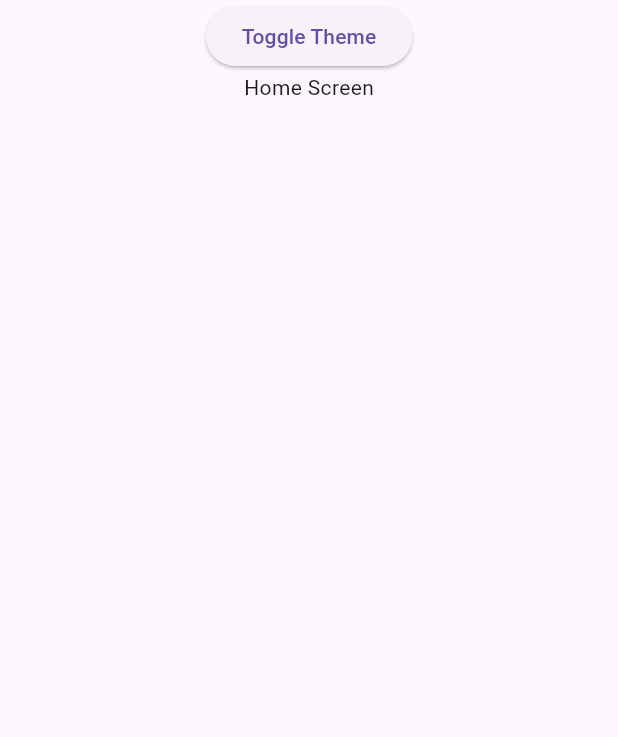
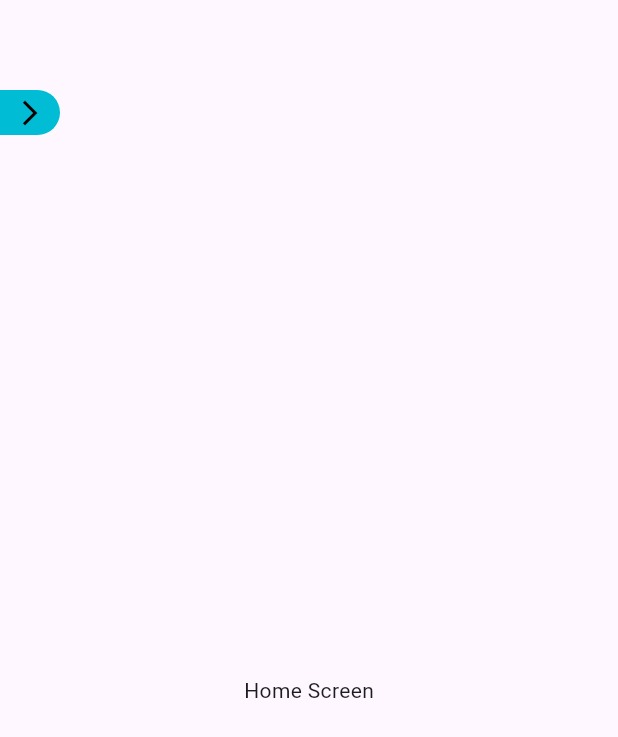
Before and after one commit to RaviyaLK/animated-theme-mode-change, a Flutter app: the screen it shows after launch, on a phone screen of 412 x 824 dp. Shown: the top 737 px of the screen. Run offline on Flutter 3.47's test engine with Material 3 defaults, Android fonts, the light colour scheme and no system bars; our stand-ins replace adaptive_theme, go_router, rive; statements that could not run were skipped.

Commit message:
added dark mode theme change in the drawer with a animated background

```diff
--- a/lib/constants/static_durations.dart
+++ b/lib/constants/static_durations.dart
@@ -1,6 +1,5 @@
 part of 'constants.dart';
 
-class StaticDurations{
-  static const Duration pageTransition = Duration(milliseconds: 250);
-
+class StaticDurations {
+  static const Duration pageTransition = Duration(milliseconds: 300);
 }
--- a/lib/home_screen.dart
+++ b/lib/home_screen.dart
@@ -1,5 +1,9 @@
 import 'package:adaptive_theme/adaptive_theme.dart';
+import 'package:flutter/cupertino.dart';
 import 'package:flutter/material.dart';
+import 'package:flutter/services.dart';
+import 'package:rive/rive.dart';
+import 'package:theme_mode_change/constants/constants.dart';
 
 class HomeScreen extends StatefulWidget {
   static const path = "/home";
@@ -10,18 +14,163 @@ class HomeScreen extends StatefulWidget {
 }
 
 class _HomeScreenState extends State<HomeScreen> {
+  var animationLink = 'assets/day.riv';
+  SMITrigger? themeTrigger;
+  Artboard? artboard;
+  StateMachineController? stateMachineController;
+  final GlobalKey<ScaffoldState> _scaffoldKey = GlobalKey<ScaffoldState>();
+
+  @override
+  void initState() {
+    rootBundle.load(animationLink).then((value) {
+      final file = RiveFile.import(value);
+      final art = file.mainArtboard;
+      stateMachineController =
+          StateMachineController.fromArtboard(art, "State Machine 1");
+
+      if (stateMachineController != null) {
+        art.addController(stateMachineController!);
+
+        for (var element in stateMachineController!.inputs) {
+          if (element.name == "Button Click") {
+            themeTrigger = element as SMITrigger;
+          }
+        }
+      }
+      setState(() => artboard = art);
+    });
+    super.initState();
+  }
+
+  void themeChange() {
+    if (themeTrigger != null) {
+      themeTrigger!.fire();
+    }
+  }
+
   @override
   Widget build(BuildContext context) {
+    AdaptiveThemeMode currentMode = AdaptiveTheme.of(context).mode;
     return Scaffold(
-      body: Column(
+      key: _scaffoldKey,
+      drawer: Drawer(
+        child: Column(
+          crossAxisAlignment: CrossAxisAlignment.stretch,
+          children: [
+            if (artboard != null)
+              Container(
+                decoration: const BoxDecoration(color: Colors.black),
+                width: double.infinity,
+                height: 250,
+                child: GestureDetector(
+                  onTap: () {
+                    themeChange();
+                    if (currentMode == AdaptiveThemeMode.light ||
+                        currentMode == AdaptiveThemeMode.system) {
+                      Future.delayed(StaticDurations.pageTransition)
+                          .then((value) {
+                        AdaptiveTheme.of(context).setDark();
+                      });
+                    } else {
+                      Future.delayed(StaticDurations.pageTransition)
+                          .then((value) {
+                        AdaptiveTheme.of(context).setLight();
+                      });
+                    }
+                  },
+                  child: Rive(
+                    artboard: artboard!,
+                    fit: BoxFit.cover,
+                  ),
+                ),
+              ),
+            Expanded(
+              flex: 2,
+              child: ListView(
+                padding: EdgeInsets.zero,
+                children: <Widget>[
+                  const SizedBox(
+                    height: 90,
+                    child: DrawerHeader(
+                      decoration: BoxDecoration(
+                        color: CupertinoColors.secondaryLabel,
+                      ),
+                      child: Text(
+                        'Welcome John',
+                        style: TextStyle(fontSize: 18),
+                      ),
+                    ),
+                  ),
+                  ListTile(
+                    title: const Text('Profile'),
+                    hoverColor: Colors.grey[300],
+                    leading: const Icon(Icons.person),
+                    onTap: () {
+                      // Add navigation logic here
+                    },
+                  ),
+                  ListTile(
+                    hoverColor: Colors.grey[300],
+                    title: const Text('Settings'),
+                    leading: const Icon(Icons.settings),
+                    onTap: () {
+                      // Add navigation logic here
+                    },
+                  ),
+                  ListTile(
+                    hoverColor: Colors.grey[300],
+                    title: const Text('About Us'),
+                    leading: const Icon(Icons.read_more),
+                    onTap: () {
+                      // Add navigation logic here
+                    },
+                  ),
+                  // Add more list tiles as needed
+                ],
+              ),
+            ),
+          ],
+        ),
+      ),
+      body: Stack(
         children: [
-          ElevatedButton(
-              onPressed: () {
-                AdaptiveTheme.of(context).toggleThemeMode();
+          const SingleChildScrollView(
+            child: Padding(
+              padding: EdgeInsets.only(top: 450), // Adjust this value as needed
+              child: Column(
+                mainAxisAlignment: MainAxisAlignment.center,
+                children: [
+                  Center(
+                    child: Text("Home Screen"),
+                  ),
+                ],
+              ),
+            ),
+          ),
+          Positioned(
+            top: 60,
+            left: 0,
+            child: GestureDetector(
+              onTap: () {
+                _scaffoldKey.currentState!.openDrawer();
               },
-              child: const Text("Toggle Theme")),
-          const Center(
-            child: Text("Home Screen"),
+              child: Container(
+                width: 40,
+                height: 30,
+                decoration: const BoxDecoration(
+                  color: Colors.cyan,
+                  borderRadius: BorderRadius.only(
+                    topRight: Radius.circular(20),
+                    bottomRight: Radius.circular(20),
+                  ),
+                ),
+                child: const Icon(
+                  Icons.arrow_forward_ios,
+                  size: 20,
+                  color: Colors.black,
+                ),
+              ),
+            ),
           ),
         ],
       ),
--- a/pubspec.yaml
+++ b/pubspec.yaml
@@ -21,3 +21,5 @@ dev_dependencies:
 
 flutter:
   uses-material-design: true
+  assets:
+    - assets/
```
Also changed, not shown: 5 other files.
